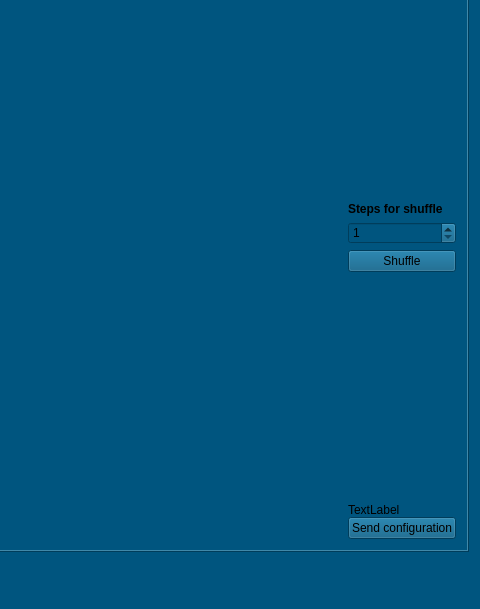
The window that rubikomo/mainwindow.ui (siemensmacv/rubik-teacher) describes before a commit, drawn with Qt 5; both pictures show x 706 to 1186 and y 138 to 747 of the 1186 by 747 pixel window.
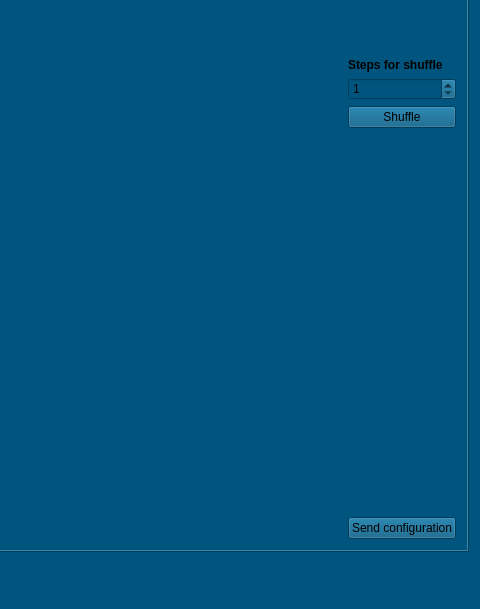
The same window after the commit.

Commit message: finish color input widget

What changed in the file:
```diff
--- a/rubikomo/mainwindow.ui
+++ b/rubikomo/mainwindow.ui
@@ -239,11 +239,17 @@
             <item>
              <layout class="QVBoxLayout" name="verticalLayout_4">
               <item>
-               <widget class="QLabel" name="label">
-                <property name="text">
-                 <string>TextLabel</string>
+               <spacer name="verticalSpacer_4">
+                <property name="orientation">
+                 <enum>Qt::Vertical</enum>
                 </property>
-               </widget>
+                <property name="sizeHint" stdset="0">
+                 <size>
+                  <width>20</width>
+                  <height>40</height>
+                 </size>
+                </property>
+               </spacer>
               </item>
              </layout>
             </item>
```
The commit also changes 3 other files.
